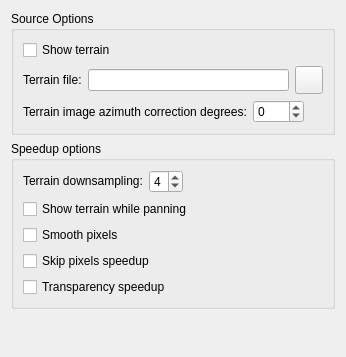
Old version of the form kstars/options/opsterrain.ui in the repository KDE/kstars.
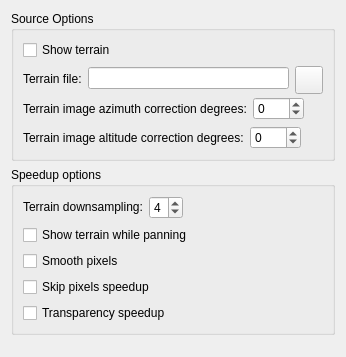
New version of the form.

Commit message: Add altitude adjustment for terrain image. Fix bug.

The edit to the form file:
```diff
--- a/kstars/options/opsterrain.ui
+++ b/kstars/options/opsterrain.ui
@@ -145,6 +145,64 @@
           </item>
          </layout>
         </item>
+        <item>
+         <layout class="QHBoxLayout" name="terrainSourceCorrectAltLayout">
+          <item>
+           <widget class="QLabel" name="terrainSourceCorrectAltLabel">
+            <property name="sizePolicy">
+             <sizepolicy hsizetype="Fixed" vsizetype="Preferred">
+              <horstretch>0</horstretch>
+              <verstretch>0</verstretch>
+             </sizepolicy>
+            </property>
+            <property name="toolTip">
+             <string>Rotate terrain in altitude degrees so horizon is at 0 degrees altitude</string>
+            </property>
+            <property name="text">
+             <string>Terrain image altitude correction degrees:</string>
+            </property>
+           </widget>
+          </item>
+          <item>
+           <widget class="QSpinBox" name="kcfg_TerrainSourceCorrectAlt">
+            <property name="sizePolicy">
+             <sizepolicy hsizetype="Fixed" vsizetype="Fixed">
+              <horstretch>0</horstretch>
+              <verstretch>0</verstretch>
+             </sizepolicy>
+            </property>
+            <property name="toolTip">
+             <string>Rotate terrain in altitude degrees so north is actually north</string>
+            </property>
+            <property name="minimum">
+             <number>-360</number>
+            </property>
+            <property name="maximum">
+             <number>360</number>
+            </property>
+            <property name="value">
+             <number>0</number>
+            </property>
+           </widget>
+          </item>
+          <item>
+           <spacer>
+            <property name="orientation">
+             <enum>Qt::Horizontal</enum>
+            </property>
+            <property name="sizeType">
+             <enum>QSizePolicy::Expanding</enum>
+            </property>
+            <property name="sizeHint" stdset="0">
+             <size>
+              <width>200</width>
+              <height>16</height>
+             </size>
+            </property>
+           </spacer>
+          </item>
+         </layout>
+        </item>
        </layout>
       </item>
      </layout>
```
The commit also changes 5 other files.
